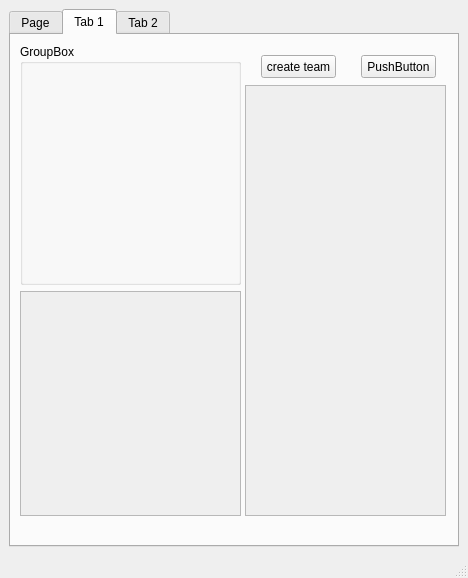
Qt form pokedex.ui (RemiGuillard/poketroll) before a commit.
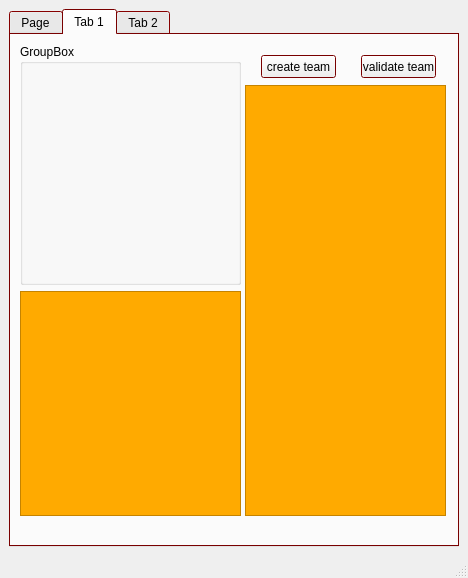
The same form after that commit.

```diff
--- a/pokedex.ui
+++ b/pokedex.ui
@@ -29,6 +29,70 @@
         <height>517</height>
        </size>
       </property>
+      <property name="palette">
+       <palette>
+        <active>
+         <colorrole role="Base">
+          <brush brushstyle="SolidPattern">
+           <color alpha="255">
+            <red>255</red>
+            <green>255</green>
+            <blue>255</blue>
+           </color>
+          </brush>
+         </colorrole>
+         <colorrole role="Window">
+          <brush brushstyle="SolidPattern">
+           <color alpha="255">
+            <red>170</red>
+            <green>0</green>
+            <blue>0</blue>
+           </color>
+          </brush>
+         </colorrole>
+        </active>
+        <inactive>
+         <colorrole role="Base">
+          <brush brushstyle="SolidPattern">
+           <color alpha="255">
+            <red>255</red>
+            <green>255</green>
+            <blue>255</blue>
+           </color>
+          </brush>
+         </colorrole>
+         <colorrole role="Window">
+          <brush brushstyle="SolidPattern">
+           <color alpha="255">
+            <red>170</red>
+            <green>0</green>
+            <blue>0</blue>
+           </color>
+          </brush>
+         </colorrole>
+        </inactive>
+        <disabled>
+         <colorrole role="Base">
+          <brush brushstyle="SolidPattern">
+           <color alpha="255">
+            <red>170</red>
+            <green>0</green>
+            <blue>0</blue>
+           </color>
+          </brush>
+         </colorrole>
+         <colorrole role="Window">
+          <brush brushstyle="SolidPattern">
+           <color alpha="255">
+            <red>170</red>
+            <green>0</green>
+            <blue>0</blue>
+           </color>
+          </brush>
+         </colorrole>
+        </disabled>
+       </palette>
+      </property>
       <property name="currentIndex">
        <number>1</number>
       </property>
@@ -53,6 +117,70 @@
           <height>431</height>
          </rect>
         </property>
+        <property name="palette">
+         <palette>
+          <active>
+           <colorrole role="Base">
+            <brush brushstyle="SolidPattern">
+             <color alpha="255">
+              <red>255</red>
+              <green>255</green>
+              <blue>255</blue>
+             </color>
+            </brush>
+           </colorrole>
+           <colorrole role="Window">
+            <brush brushstyle="SolidPattern">
+             <color alpha="255">
+              <red>255</red>
+              <green>170</green>
+              <blue>0</blue>
+             </color>
+            </brush>
+           </colorrole>
+          </active>
+          <inactive>
+           <colorrole role="Base">
+            <brush brushstyle="SolidPattern">
+             <color alpha="255">
+              <red>255</red>
+              <green>255</green>
+              <blue>255</blue>
+             </color>
+            </brush>
+           </colorrole>
+           <colorrole role="Window">
+            <brush brushstyle="SolidPattern">
+             <color alpha="255">
+              <red>255</red>
+              <green>170</green>
+              <blue>0</blue>
+             </color>
+            </brush>
+           </colorrole>
+          </inactive>
+          <disabled>
+           <colorrole role="Base">
+            <brush brushstyle="SolidPattern">
+             <color alpha="255">
+              <red>255</red>
+              <green>170</green>
+              <blue>0</blue>
+             </color>
+            </brush>
+           </colorrole>
+           <colorrole role="Window">
+            <brush brushstyle="SolidPattern">
+             <color alpha="255">
+              <red>255</red>
+              <green>170</green>
+              <blue>0</blue>
+             </color>
+            </brush>
+           </colorrole>
+          </disabled>
+         </palette>
+        </property>
        </widget>
        <widget class="QTextBrowser" name="textBrowser_2">
         <property name="enabled">
@@ -66,6 +194,70 @@
           <height>225</height>
          </rect>
         </property>
+        <property name="palette">
+         <palette>
+          <active>
+           <colorrole role="Base">
+            <brush brushstyle="SolidPattern">
+             <color alpha="255">
+              <red>255</red>
+              <green>255</green>
+              <blue>255</blue>
+             </color>
+            </brush>
+           </colorrole>
+           <colorrole role="Window">
+            <brush brushstyle="SolidPattern">
+             <color alpha="255">
+              <red>255</red>
+              <green>170</green>
+              <blue>0</blue>
+             </color>
+            </brush>
+           </colorrole>
+          </active>
+          <inactive>
+           <colorrole role="Base">
+            <brush brushstyle="SolidPattern">
+             <color alpha="255">
+              <red>255</red>
+              <green>255</green>
+              <blue>255</blue>
+             </color>
+            </brush>
+           </colorrole>
+           <colorrole role="Window">
+            <brush brushstyle="SolidPattern">
+             <color alpha="255">
+              <red>255</red>
+              <green>170</green>
+              <blue>0</blue>
+             </color>
+            </brush>
+           </colorrole>
+          </inactive>
+          <disabled>
+           <colorrole role="Base">
+            <brush brushstyle="SolidPattern">
+             <color alpha="255">
+              <red>255</red>
+              <green>170</green>
+              <blue>0</blue>
+             </color>
+            </brush>
+           </colorrole>
+           <colorrole role="Window">
+            <brush brushstyle="SolidPattern">
+             <color alpha="255">
+              <red>255</red>
+              <green>170</green>
+              <blue>0</blue>
+             </color>
+            </brush>
+           </colorrole>
+          </disabled>
+         </palette>
+        </property>
        </widget>
        <widget class="QGroupBox" name="groupBox">
         <property name="geometry">
@@ -109,7 +301,7 @@
          </rect>
         </property>
         <property name="text">
-         <string>PushButton</string>
+         <string>validate team</string>
         </property>
        </widget>
       </widget>
```
Left out of the diff: 64 changed lines with no effect on the pictures.
